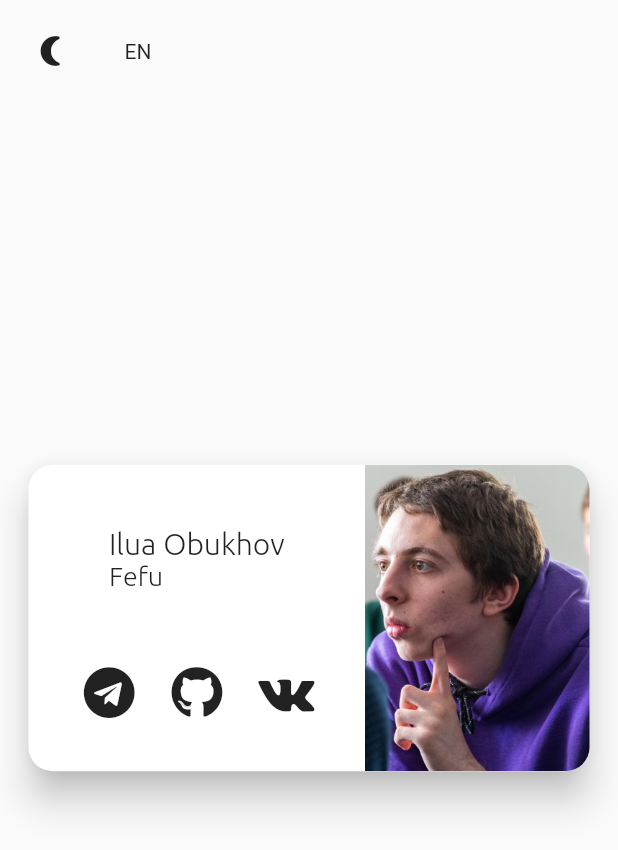
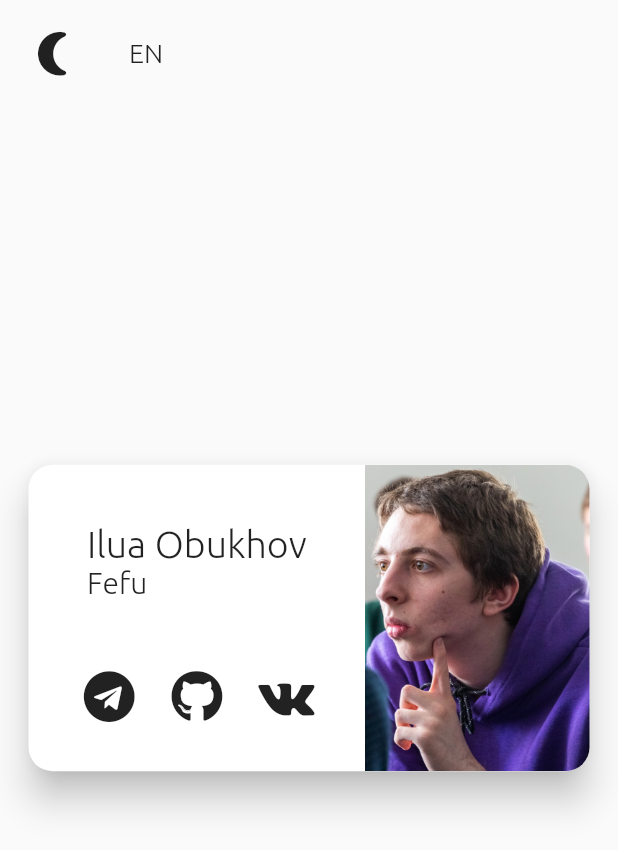
Before and after one commit to Faner201/business_card, a Flutter app: the screen it shows after launch, on a phone screen of 412 x 824 dp. Shown: the top 850 px of the screen. Run offline on Flutter 3.47's test engine with Material 2 defaults, Android fonts, the phone set to English and light mode, and no system bars; generated files the repository leaves out were written again.

Commit message:
Custom theme

```diff
--- /dev/null
+++ b/flutter/business_card/lib/app_theme.dart
@@ -0,0 +1,16 @@
+import 'package:flutter/material.dart';
+
+class AppTheme {
+  static const _defaulfFontFamily = 'Ubuntu';
+
+  static ThemeData theme(bool isDark) {
+    final brightness = isDark ? Brightness.dark : Brightness.light;
+    final theme = ThemeData(
+      brightness: brightness,
+      fontFamily: _defaulfFontFamily,
+    );
+    return theme.copyWith(
+      iconTheme: theme.iconTheme.copyWith(size: 35),
+    );
+  }
+}
--- /dev/null
+++ b/flutter/business_card/lib/components/card_container.dart
@@ -0,0 +1,25 @@
+import 'package:flutter/material.dart';
+
+class CVCardContainer extends StatelessWidget {
+  static const _borderRadius = 16.0;
+  final Widget child;
+
+  const CVCardContainer({Key? key, required this.child}) : super(key: key);
+
+  @override
+  Widget build(BuildContext context) {
+    return AspectRatio(
+      aspectRatio: 1.8,
+      child: Card(
+        shape: RoundedRectangleBorder(
+          borderRadius: BorderRadius.circular(_borderRadius),
+        ),
+        elevation: 10.0,
+        child: ClipRRect(
+          borderRadius: BorderRadius.circular(_borderRadius),
+          child: child,
+        ),
+      ),
+    );
+  }
+}
--- /dev/null
+++ b/flutter/business_card/lib/components/link_icon.dart
@@ -0,0 +1,17 @@
+import 'package:flutter/material.dart';
+
+class LinkIcon extends StatelessWidget {
+  final IconData icon;
+  final VoidCallback onPressed;
+
+  const LinkIcon({Key? key, required this.icon, required this.onPressed})
+      : super(key: key);
+
+  @override
+  Widget build(BuildContext context) {
+    return IconButton(
+      onPressed: onPressed,
+      icon: Icon(icon),
+    );
+  }
+}
--- /dev/null
+++ b/flutter/business_card/lib/components/text.dart
@@ -0,0 +1,52 @@
+import 'package:flutter/material.dart';
+
+class AppTitle extends StatelessWidget {
+  static const fontSize = 25.0;
+
+  final String value;
+
+  const AppTitle(this.value, {Key? key}) : super(key: key);
+
+  @override
+  Widget build(BuildContext context) {
+    return Text(
+      value,
+      style: const TextStyle(
+        fontSize: fontSize,
+        fontWeight: FontWeight.normal,
+      ),
+    );
+  }
+}
+
+class AppSubtitle extends StatelessWidget {
+  static const fontSize = 20.0;
+
+  final String value;
+
+  const AppSubtitle(this.value, {Key? key}) : super(key: key);
+
+  @override
+  Widget build(BuildContext context) {
+    return Text(
+      value,
+      style: const TextStyle(fontSize: fontSize),
+    );
+  }
+}
+
+class AppText extends StatelessWidget {
+  static const fontSize = 18.0;
+
+  final String value;
+
+  const AppText(this.value, {Key? key}) : super(key: key);
+
+  @override
+  Widget build(BuildContext context) {
+    return Text(
+      value,
+      style: const TextStyle(fontSize: fontSize),
+    );
+  }
+}
--- a/flutter/business_card/lib/main.dart
+++ b/flutter/business_card/lib/main.dart
@@ -1,7 +1,11 @@
+import 'package:business_card/components/text.dart';
 import 'package:flutter/material.dart';
 import 'package:url_launcher/url_launcher.dart';
 import 'package:flutter_localizations/flutter_localizations.dart';
 
+import 'app_theme.dart';
+import 'components/card_container.dart';
+import 'components/link_icon.dart';
 import 'cv_icons.dart';
 import 'lang.dart';
 
@@ -60,7 +64,7 @@ class _AppState extends State<App> {
                     Padding(
                       padding: const EdgeInsets.all(15.0),
                       child: InkResponse(
-                        child: Text(
+                        child: AppText(
                           _locale.languageCode.toUpperCase(),
                         ),
                         onTap: () {
@@ -76,7 +80,7 @@ class _AppState extends State<App> {
             ],
           ),
         ),
-        theme: _isDark ? ThemeData.dark() : ThemeData.light(),
+        theme: AppTheme.theme(_isDark),
         home: const HomePage(),
       );
 }
@@ -161,14 +165,8 @@ class IdentityWidget extends StatelessWidget {
     return Column(
       crossAxisAlignment: CrossAxisAlignment.start,
       children: [
-        Text(
-          Lang.of(context).name,
-          style: const TextStyle(fontSize: 20, fontFamily: 'Ubuntu'),
-        ),
-        Text(
-          Lang.of(context).company,
-          style: const TextStyle(fontSize: 18, fontFamily: 'Ubuntu'),
-        ),
+        AppTitle(Lang.of(context).name),
+        AppSubtitle(Lang.of(context).company),
       ],
     );
   }
@@ -219,44 +217,3 @@ class LinksWidget extends StatelessWidget {
     );
   }
 }
-
-class CVCardContainer extends StatelessWidget {
-  static const _borderRadius = 16.0;
-  final Widget child;
-
-  const CVCardContainer({Key? key, required this.child}) : super(key: key);
-
-  @override
-  Widget build(BuildContext context) {
-    return AspectRatio(
-      aspectRatio: 1.8,
-      child: Card(
-        shape: RoundedRectangleBorder(
-          borderRadius: BorderRadius.circular(_borderRadius),
-        ),
-        elevation: 10.0,
-        child: ClipRRect(
-          borderRadius: BorderRadius.circular(_borderRadius),
-          child: child,
-        ),
-      ),
-    );
-  }
-}
-
-class LinkIcon extends StatelessWidget {
-  final IconData icon;
-  final VoidCallback onPressed;
-
-  const LinkIcon({Key? key, required this.icon, required this.onPressed})
-      : super(key: key);
-
-  @override
-  Widget build(BuildContext context) {
-    return IconButton(
-      iconSize: 35,
-      onPressed: onPressed,
-      icon: Icon(icon),
-    );
-  }
-}
```
